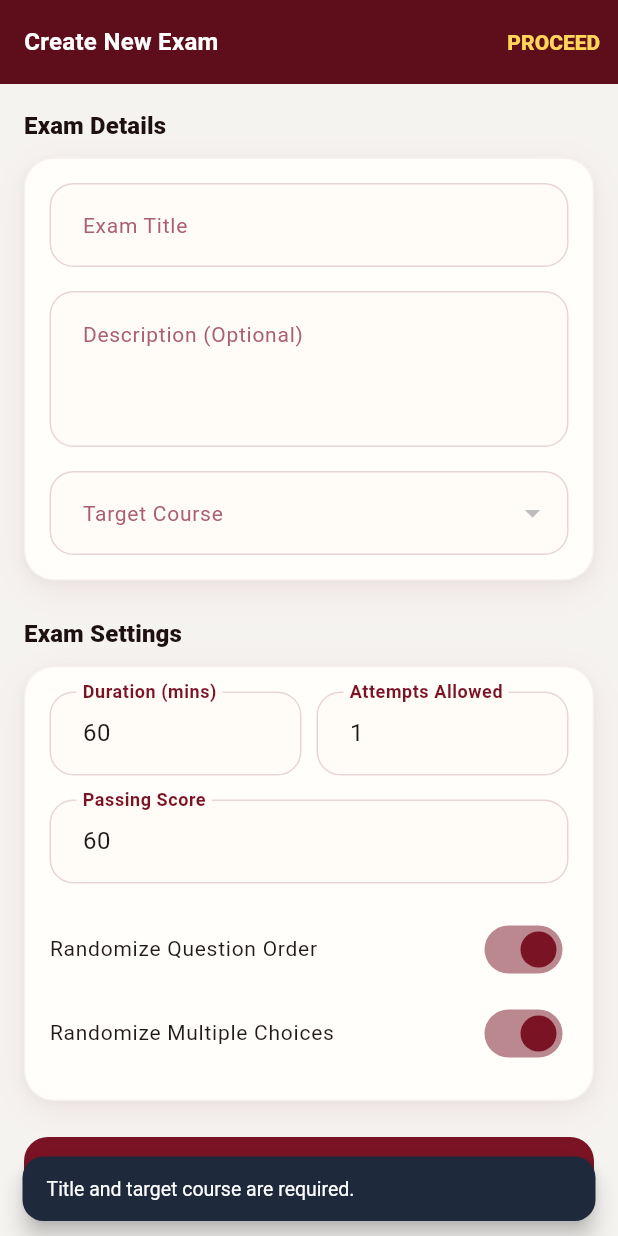
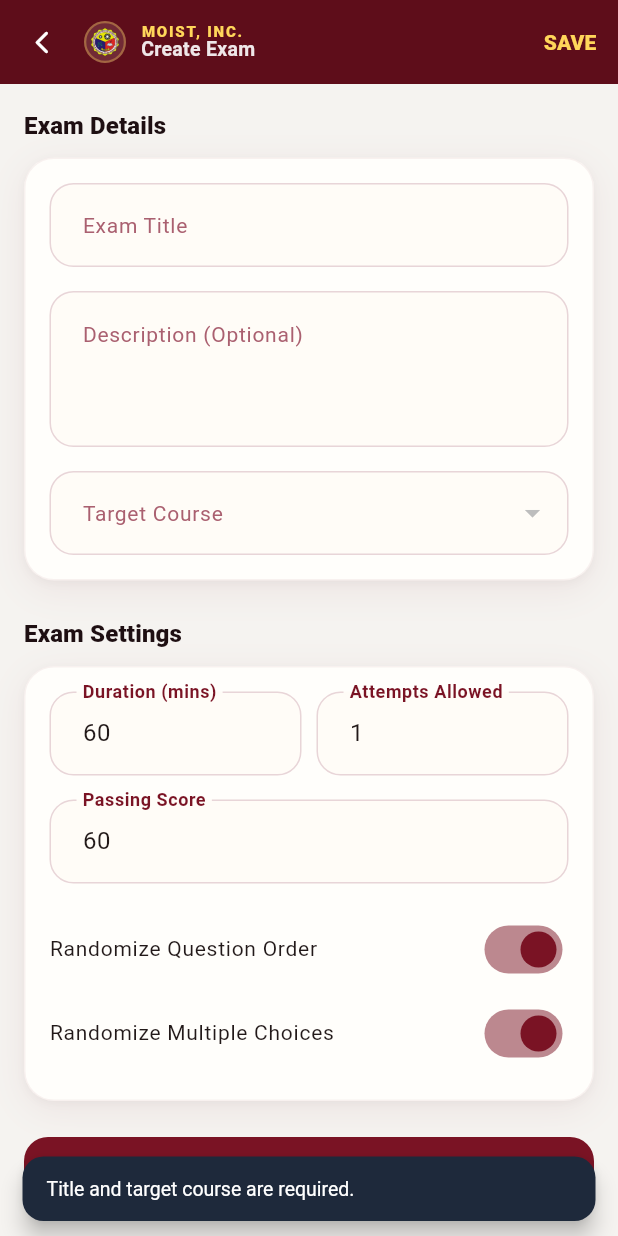
Before and after one commit to testerlingcodo/MOIST, a Flutter app: the CreateExamScreen screen opened by its route, after a tap on "Create Exam", on a phone screen of 412 x 824 dp. Run offline on Flutter 3.47's test engine with Material 3 defaults, Android fonts, the phone set to English and light mode, and no system bars; our stand-ins replace dio, flutter_local_notifications, flutter_secure_storage, go_router, package_info_plus, qr_flutter; missing offline and left inert: mobile_scanner; accounts and stored records are empty; network calls fail.

Commit message:
fix: prevent instructor back black screen and add back buttons
Switches shared back navigation to go_router-safe pop, adds explicit back button for live hosting screen, and standardizes quiz/exam builder app bars to include back navigation.

Made-with: Cursor

```diff
--- a/mobile_lms_instructor/lib/features/exams/create_exam_screen.dart
+++ b/mobile_lms_instructor/lib/features/exams/create_exam_screen.dart
@@ -1,4 +1,5 @@
 import 'package:flutter/material.dart';
+import 'package:go_router/go_router.dart';
 import '../../core/api/api_client.dart';
 import '../../core/theme/lms_theme.dart';
 import '../../shared/widgets/lms_widgets.dart';
@@ -84,7 +85,7 @@ class _CreateExamScreenState extends State<CreateExamScreen> {
         const SnackBar(content: Text('Exam created successfully.')),
       );
       if (examId.isNotEmpty) {
-        Navigator.of(context).pop();
+        context.pop();
       }
     } catch (e) {
       if (!mounted) return;
@@ -100,16 +101,14 @@ class _CreateExamScreenState extends State<CreateExamScreen> {
   Widget build(BuildContext context) {
     return Scaffold(
       backgroundColor: LMSTheme.surface,
-      appBar: AppBar(
-        title: const Text('Create New Exam',
-          style: TextStyle(fontSize: 16, fontWeight: FontWeight.w700, color: Colors.white)),
-        backgroundColor: LMSTheme.maroonDark,
-        foregroundColor: Colors.white,
-        elevation: 0,
+      appBar: lmsAppBar(
+        context: context,
+        subtitle: 'Create Exam',
+        showBack: true,
         actions: [
           TextButton(
             onPressed: _loading ? null : _createExam,
-            child: const Text('PROCEED', style: TextStyle(color: LMSTheme.goldStrong, fontWeight: FontWeight.w800)),
+            child: const Text('SAVE', style: TextStyle(color: LMSTheme.goldStrong, fontWeight: FontWeight.w800)),
           ),
         ],
       ),
--- a/mobile_lms_instructor/lib/features/exams/host_exam_screen.dart
+++ b/mobile_lms_instructor/lib/features/exams/host_exam_screen.dart
@@ -1,5 +1,6 @@
 import 'dart:async';
 import 'package:flutter/material.dart';
+import 'package:go_router/go_router.dart';
 import '../../core/api/api_client.dart';
 import '../../core/theme/lms_theme.dart';
 import '../../shared/widgets/lms_widgets.dart';
@@ -160,6 +161,10 @@ class _HostExamScreenState extends State<HostExamScreen> {
         backgroundColor: LMSTheme.maroonDark,
         foregroundColor: Colors.white,
         elevation: 0,
+        leading: IconButton(
+          icon: const Icon(Icons.arrow_back_ios_new_rounded, size: 18),
+          onPressed: () => context.pop(),
+        ),
       ),
       body: Column(
         children: [
--- a/mobile_lms_instructor/lib/shared/widgets/lms_widgets.dart
+++ b/mobile_lms_instructor/lib/shared/widgets/lms_widgets.dart
@@ -1,4 +1,5 @@
 import 'package:flutter/material.dart';
+import 'package:go_router/go_router.dart';
 import '../../core/theme/lms_theme.dart';
 
 // ─────────────────────────────────────────────────────────────────────────────
@@ -21,7 +22,7 @@ AppBar lmsAppBar({
     leading: showBack
         ? IconButton(
             icon: const Icon(Icons.arrow_back_ios_new_rounded, size: 18),
-            onPressed: () => Navigator.of(context).pop(),
+            onPressed: () => context.pop(),
           )
         : null,
     title: Row(
```
Also changed, not shown: mobile_lms_instructor/lib/features/quizzes/quiz_builder_screen.dart (+6 -7 lines).
